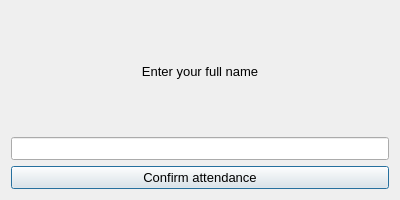
Old version of the form student/attendance.ui in the repository wranidlo/broadcast_sender_receiver.
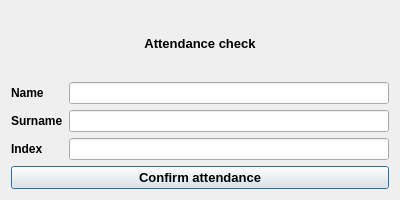
New version of the form.

What changed in the file:
```diff
--- a/student/attendance.ui
+++ b/student/attendance.ui
@@ -22,11 +22,13 @@
   <layout class="QGridLayout" name="gridLayout_2">
    <item row="0" column="0">
     <layout class="QGridLayout" name="gridLayout">
-     <item row="2" column="0">
+     <item row="3" column="0">
       <widget class="QPushButton" name="button_send">
        <property name="font">
         <font>
          <pointsize>10</pointsize>
+         <weight>75</weight>
+         <bold>true</bold>
         </font>
        </property>
        <property name="text">
@@ -38,23 +40,16 @@
       </widget>
      </item>
      <item row="0" column="0">
-      <widget class="QLabel" name="label">
-       <property name="sizePolicy">
-        <sizepolicy hsizetype="Minimum" vsizetype="Preferred">
-         <horstretch>0</horstretch>
-         <verstretch>0</verstretch>
-        </sizepolicy>
-       </property>
+      <widget class="QLabel" name="label_attendance">
        <property name="font">
         <font>
          <pointsize>10</pointsize>
+         <weight>75</weight>
+         <bold>true</bold>
         </font>
        </property>
-       <property name="layoutDirection">
-        <enum>Qt::LeftToRight</enum>
-       </property>
        <property name="text">
-        <string>Enter your full name</string>
+        <string>Attendance check</string>
        </property>
        <property name="alignment">
         <set>Qt::AlignCenter</set>
@@ -62,13 +57,68 @@
       </widget>
      </item>
      <item row="1" column="0">
-      <widget class="QLineEdit" name="edit_full_name">
-       <property name="font">
-        <font>
-         <pointsize>10</pointsize>
-        </font>
-       </property>
-      </widget>
+      <layout class="QGridLayout" name="gridLayout_3">
+       <item row="1" column="0">
+        <widget class="QLabel" name="label_surname">
+         <property name="font">
+          <font>
+           <weight>75</weight>
+           <bold>true</bold>
+          </font>
+         </property>
+         <property name="text">
+          <string>Surname</string>
+         </property>
+        </widget>
+       </item>
+       <item row="0" column="0">
+        <widget class="QLabel" name="label_name">
+         <property name="font">
+          <font>
+           <weight>75</weight>
+           <bold>true</bold>
+          </font>
+         </property>
+         <property name="text">
+          <string>Name</string>
+         </property>
+        </widget>
+       </item>
+       <item row="2" column="0">
+        <widget class="QLabel" name="label_index">
+         <property name="font">
+          <font>
+           <weight>75</weight>
+           <bold>true</bold>
+          </font>
+         </property>
+         <property name="text">
+          <string>Index</string>
+         </property>
+        </widget>
+       </item>
+       <item row="0" column="2">
+        <widget class="QLineEdit" name="line_edit_name">
+         <property name="toolTip">
+          <string>Enetr your name</string>
+         </property>
+        </widget>
+       </item>
+       <item row="1" column="2">
+        <widget class="QLineEdit" name="line_edit_surname">
+         <property name="toolTip">
+          <string>Enetr your surname</string>
+         </property>
+        </widget>
+       </item>
+       <item row="2" column="2">
+        <widget class="QLineEdit" name="line_edit_index">
+         <property name="toolTip">
+          <string>Enetr your index</string>
+         </property>
+        </widget>
+       </item>
+      </layout>
      </item>
     </layout>
    </item>
```
Left out of the diff: 3 changed lines with no effect on the pictures.
